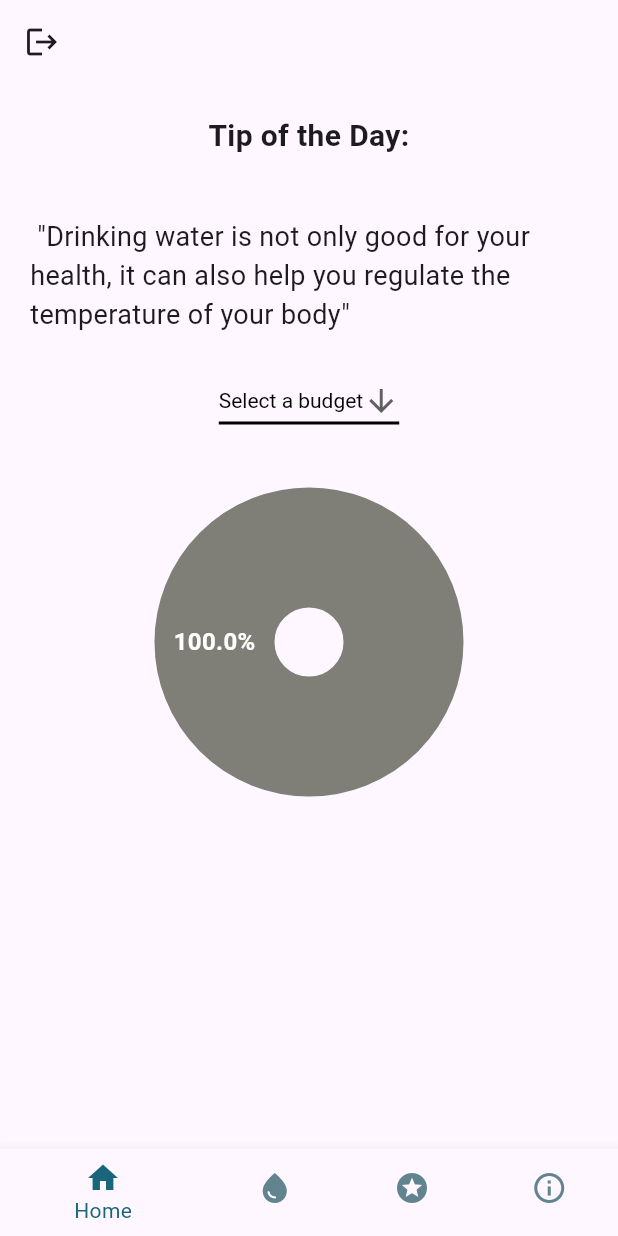
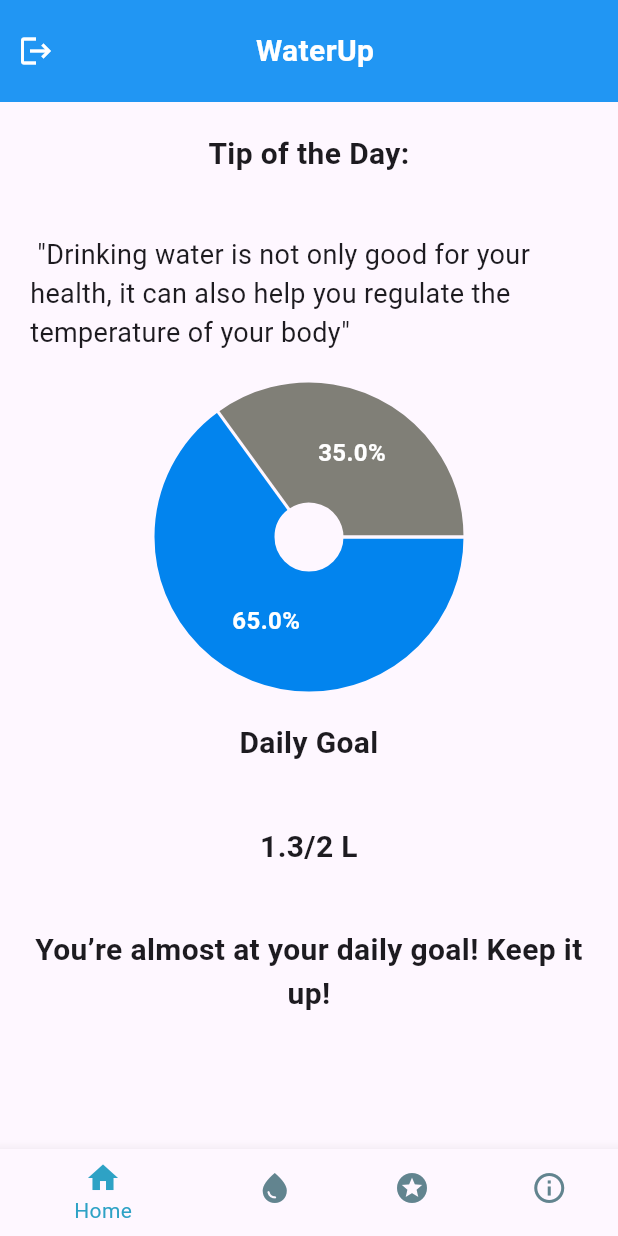
Before and after one commit to Oni67/WaterUp, a Flutter app: the NavigationExample screen opened directly, on a phone screen of 412 x 824 dp. Run offline on Flutter 3.47's test engine with Material 3 defaults, Android fonts, the phone set to English and light mode, and no system bars; drawn by our look-alikes of fl_chart; our stand-ins replace cloud_firestore, firebase_auth, firebase_core; accounts and stored records are empty.

Commit message:
Change Dashboard

```diff
--- a/waterup/lib/components/pie_graph.dart
+++ b/waterup/lib/components/pie_graph.dart
@@ -5,11 +5,7 @@ import 'dart:math';
 class PieGraph extends StatelessWidget {
   final List<double> data;
   final List<Color> predefinedColors = [
-    Color.fromARGB(255, 1, 63, 114),
-    Color.fromARGB(255, 2, 117, 6),
-    Color.fromARGB(255, 172, 21, 1),
-    Color.fromARGB(255, 85, 1, 163),
-    Color.fromARGB(255, 241, 157, 1),
+    const Color.fromARGB(255, 2, 132, 238),
   ];
 
   final Color lastElementColor = Color.fromARGB(255, 128, 127, 119); // Set the color for the last element
--- a/waterup/lib/main.dart
+++ b/waterup/lib/main.dart
@@ -39,7 +39,7 @@ class _NavigationExampleState extends State<NavigationExample> {
   Widget build(BuildContext context) {
     return Scaffold(
       bottomNavigationBar: BottomNavigationBar(
-        selectedItemColor: const Color.fromARGB(255, 25, 101, 124),
+        selectedItemColor: const Color.fromARGB(255, 46, 162, 197),
         unselectedItemColor: const Color.fromARGB(255, 98, 132, 143),
         currentIndex: currentPageIndex,
         onTap: (int index) {
--- a/waterup/lib/pages/dashboard.dart
+++ b/waterup/lib/pages/dashboard.dart
@@ -1,4 +1,3 @@
-import 'package:waterup/components/dropdown_list.dart';
 import 'package:waterup/components/pie_graph.dart';
 import 'package:flutter/material.dart';
 import 'package:waterup/pages/start.dart';
@@ -25,15 +24,24 @@ class Graph extends StatefulWidget {
 class GraphComponent extends State<Graph> {
   late String selectedOption = '';
   List<String> listContents = [];
-  List<double> percentages = [100];
+  List<double> percentages = [65, 35];
   Map<String, int> temp = {};
 
   @override
   Widget build(BuildContext context) {
     return Scaffold(
-      appBar: AppBar(
-        leading: IconButton(
-          icon: Icon(Icons.logout),
+      body: Column(
+        crossAxisAlignment: CrossAxisAlignment.stretch,
+        children: [
+          Container(
+            color: Colors.blue, // Set the color of the banner to blue
+            padding: const EdgeInsets.symmetric(vertical: 10),
+            child: Row(
+              mainAxisAlignment: MainAxisAlignment.spaceBetween,
+              children: [
+                IconButton(
+                  icon: const Icon(Icons.logout,
+                      color: Colors.white), // Icon color set to white
                   onPressed: () {
                     Navigator.of(context).pop();
                     Navigator.pushReplacement(
@@ -42,9 +50,18 @@ class GraphComponent extends State<Graph> {
                     );
                   },
                 ),
+                const Text(
+                  'WaterUp',
+                  style: TextStyle(
+                    color: Colors.white, // Set the text color to white
+                    fontWeight: FontWeight.bold,
+                    fontSize: 20.0,
                   ),
-      body: Column(
-        children: [
+                ),
+                const SizedBox(width:40), // Adjust the space between the icon and text as needed
+              ],
+            ),
+          ),
           const Center(
             child: Padding(
               padding: EdgeInsets.all(20.0),
@@ -79,22 +96,50 @@ class GraphComponent extends State<Graph> {
               } else {
                 return Column(
                   children: [
-                    DropdowButtonComponent(
-                      snapshot.data ?? [],
-                      onChanged: (value) {
-                        setState(() {
-                          selectedOption = value!;
-                        });
-                        getPercentage(selectedOption);
-                        loadTransactions(selectedOption);
-                      },
-                    ),
-                    Text("$selectedOption", style: TextStyle(fontSize: 24)),
                     PieGraph(percentages),
                   ],
                 );
               }
             },
+          ),
+          const Center(
+            child: Padding(
+              padding: EdgeInsets.all(20.0),
+              child: Text(
+                'Daily Goal',
+                textAlign: TextAlign.center,
+                style: TextStyle(
+                  fontWeight: FontWeight.bold,
+                  fontSize: 20.0,
+                ),
+              ),
+            ),
+          ),
+          const Center(
+            child: Padding(
+              padding: EdgeInsets.all(20.0),
+              child: Text(
+                '1.3/2 L',
+                textAlign: TextAlign.center,
+                style: TextStyle(
+                  fontWeight: FontWeight.bold,
+                  fontSize: 20.0,
+                ),
+              ),
+            ),
+          ),
+          const Center(
+            child: Padding(
+              padding: EdgeInsets.all(20.0),
+              child: Text(
+                'You’re almost at your daily goal! Keep it up!',
+                textAlign: TextAlign.center,
+                style: TextStyle(
+                  fontWeight: FontWeight.bold,
+                  fontSize: 20.0,
+                ),
+              ),
+            ),
           ),
           Expanded(
             child: FutureBuilder(
```
Lines whose indentation alone changed are shown as unchanged.
